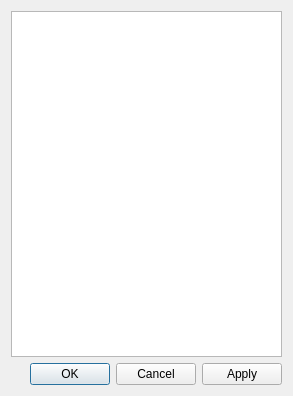
Qt form gns3/ui/symbol_selection_dialog.ui (GNS3/gns3-gui) before a commit.
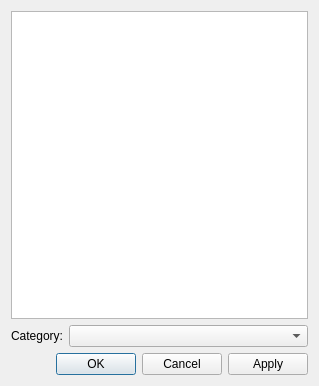
The same form after that commit.

Commit message: Possibility to configure a category for nodes (routers, switches, end devices or security devices).

Diff of the .ui file:
```diff
--- a/gns3/ui/symbol_selection_dialog.ui
+++ b/gns3/ui/symbol_selection_dialog.ui
@@ -6,8 +6,8 @@
    <rect>
     <x>0</x>
     <y>0</y>
-    <width>293</width>
-    <height>396</height>
+    <width>319</width>
+    <height>386</height>
    </rect>
   </property>
   <property name="windowTitle">
@@ -17,7 +17,7 @@
    <bool>true</bool>
   </property>
   <layout class="QGridLayout" name="gridLayout">
-   <item row="0" column="0">
+   <item row="0" column="0" colspan="2">
     <widget class="QListWidget" name="uiSymbolListWidget">
      <property name="minimumSize">
       <size>
@@ -28,6 +28,23 @@
     </widget>
    </item>
    <item row="1" column="0">
+    <widget class="QLabel" name="uiCategoryLabel">
+     <property name="text">
+      <string>Category:</string>
+     </property>
+    </widget>
+   </item>
+   <item row="1" column="1">
+    <widget class="QComboBox" name="uiCategoryComboBox">
+     <property name="sizePolicy">
+      <sizepolicy hsizetype="Expanding" vsizetype="Fixed">
+       <horstretch>0</horstretch>
+       <verstretch>0</verstretch>
+      </sizepolicy>
+     </property>
+    </widget>
+   </item>
+   <item row="2" column="0" colspan="2">
     <layout class="QHBoxLayout" name="horizontalLayout">
      <item>
       <spacer name="horizontalSpacer">
```
Left out of the diff: 4 changed lines with no effect on the pictures. The commit also changes 15 other files.
